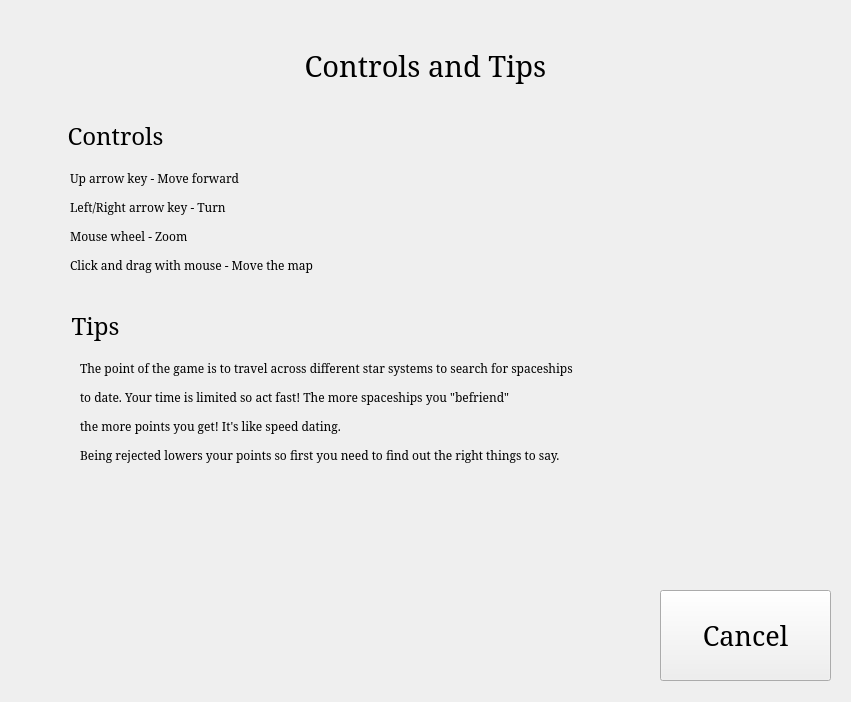
This is GalaxyGame/Student/controls.ui in cronos23/spacewaifus as Qt 5 draws it before an edit. The edited form follows.
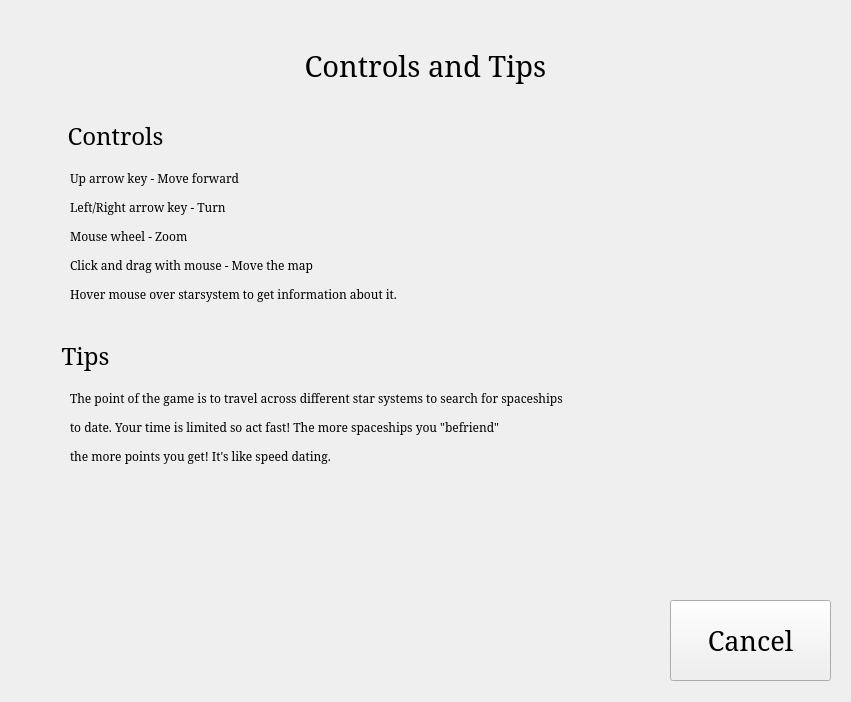
This is the edited form.

```diff
--- a/GalaxyGame/Student/controls.ui
+++ b/GalaxyGame/Student/controls.ui
@@ -84,7 +84,7 @@
     <rect>
      <x>70</x>
      <y>170</y>
-     <width>401</width>
+     <width>711</width>
      <height>141</height>
     </rect>
    </property>
@@ -94,7 +94,7 @@
     </font>
    </property>
    <property name="text">
-    <string>&lt;html&gt;&lt;head/&gt;&lt;body&gt;&lt;p&gt;Up arrow key - Move forward&lt;/p&gt;&lt;p&gt;Left/Right arrow key - Turn&lt;/p&gt;&lt;p&gt;Mouse wheel - Zoom&lt;/p&gt;&lt;p&gt;Click and drag with mouse - Move the map&lt;/p&gt;&lt;/body&gt;&lt;/html&gt;</string>
+    <string>&lt;html&gt;&lt;head/&gt;&lt;body&gt;&lt;p&gt;Up arrow key - Move forward&lt;/p&gt;&lt;p&gt;Left/Right arrow key - Turn&lt;/p&gt;&lt;p&gt;Mouse wheel - Zoom&lt;/p&gt;&lt;p&gt;Click and drag with mouse - Move the map&lt;/p&gt;&lt;p&gt;Hover mouse over starsystem to get information about it.&lt;/p&gt;&lt;/body&gt;&lt;/html&gt;</string>
    </property>
    <property name="alignment">
     <set>Qt::AlignLeading|Qt::AlignLeft|Qt::AlignTop</set>
@@ -103,8 +103,8 @@
   <widget class="QLabel" name="tipsTitle_label">
    <property name="geometry">
     <rect>
-     <x>20</x>
-     <y>300</y>
+     <x>10</x>
+     <y>330</y>
      <width>151</width>
      <height>51</height>
     </rect>
@@ -127,10 +127,10 @@
   <widget class="QLabel" name="tips_label">
    <property name="geometry">
     <rect>
-     <x>80</x>
-     <y>360</y>
+     <x>70</x>
+     <y>390</y>
      <width>721</width>
-     <height>221</height>
+     <height>141</height>
     </rect>
    </property>
    <property name="font">
@@ -139,7 +139,7 @@
     </font>
    </property>
    <property name="text">
-    <string>&lt;html&gt;&lt;head/&gt;&lt;body&gt;&lt;p&gt;The point of the game is to travel across different star systems to search for spaceships &lt;/p&gt;&lt;p&gt;to date. Your time is limited so act fast! The more spaceships you &amp;quot;befriend&amp;quot; &lt;/p&gt;&lt;p&gt;the more points you get! It's like speed dating. &lt;/p&gt;&lt;p&gt;Being rejected lowers your points so first you need to find out the right things to say. &lt;/p&gt;&lt;/body&gt;&lt;/html&gt;</string>
+    <string>&lt;html&gt;&lt;head/&gt;&lt;body&gt;&lt;p&gt;The point of the game is to travel across different star systems to search for spaceships &lt;/p&gt;&lt;p&gt;to date. Your time is limited so act fast! The more spaceships you &amp;quot;befriend&amp;quot; &lt;/p&gt;&lt;p&gt;the more points you get! It's like speed dating. &lt;/p&gt;&lt;p&gt;&lt;br/&gt;&lt;/p&gt;&lt;/body&gt;&lt;/html&gt;</string>
    </property>
    <property name="alignment">
     <set>Qt::AlignLeading|Qt::AlignLeft|Qt::AlignTop</set>
@@ -148,10 +148,10 @@
   <widget class="QPushButton" name="cancel_button">
    <property name="geometry">
     <rect>
-     <x>660</x>
-     <y>590</y>
-     <width>171</width>
-     <height>91</height>
+     <x>670</x>
+     <y>600</y>
+     <width>161</width>
+     <height>81</height>
     </rect>
    </property>
    <property name="font">
```
